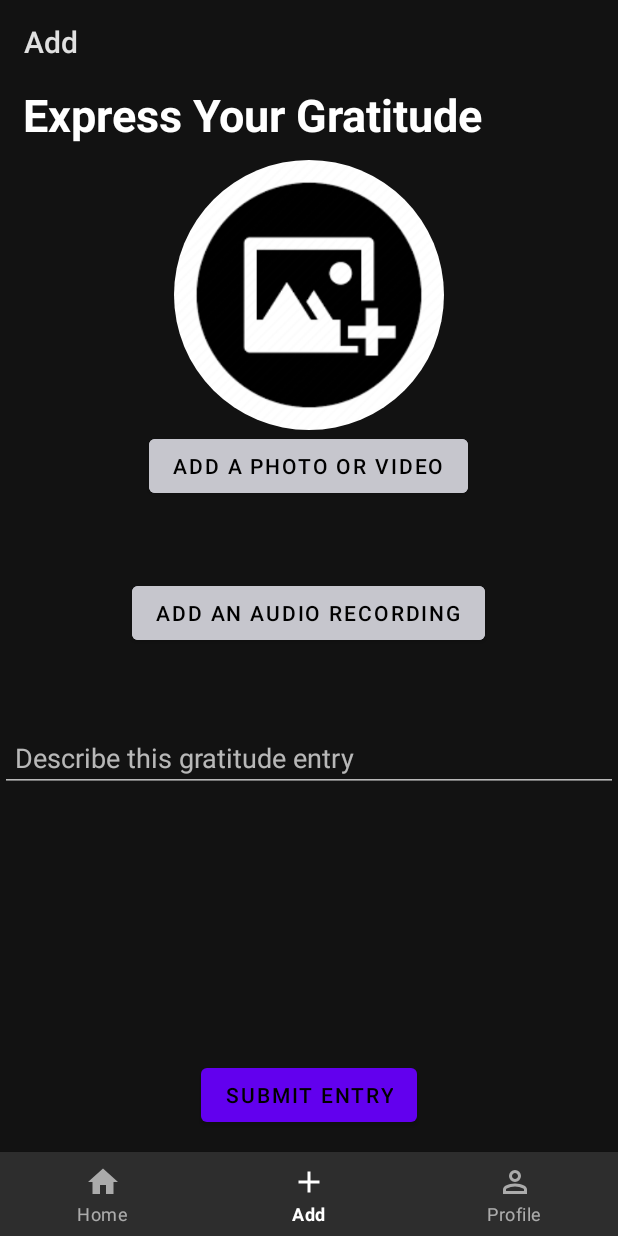
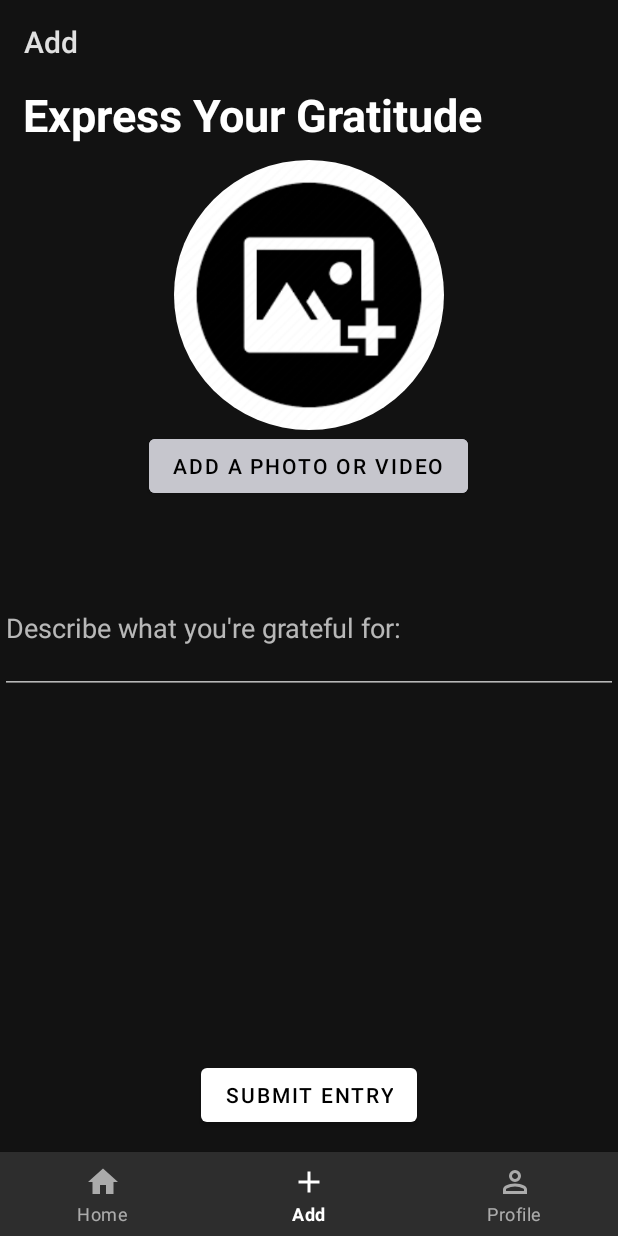
Before and after one commit to shadizx/blissful, an Android app: the AddFragment screen opened through its navigation route, on a phone screen of 412 x 824 dp. Run offline under Robolectric (Android 15) with nearby library versions, the phone set to English and light mode, and no system bars; our stand-ins replace Room's generated code, navigation-ui; plain views replace CircularImageView.

Commit message:
Refine add UI

```diff
--- a/app/src/main/AndroidManifest.xml
+++ b/app/src/main/AndroidManifest.xml
@@ -14,6 +14,7 @@
         tools:targetApi="31">
         <activity
             android:name=".MainActivity"
+            android:windowSoftInputMode="adjustPan"
             android:exported="true"
             android:label="@string/app_name">
             <intent-filter>
--- a/app/src/main/res/layout/fragment_add.xml
+++ b/app/src/main/res/layout/fragment_add.xml
@@ -16,7 +16,6 @@
         android:textStyle="bold" />
 
     <!-- Circular profile pic -->
-
     <com.mikhaellopez.circularimageview.CircularImageView
         android:layout_width="180dp"
         android:layout_height="180dp"
@@ -35,23 +34,15 @@
         android:backgroundTint="@android:color/system_neutral1_200"
         android:text="Add a Photo or Video" />
 
-
-    <Button
-        android:layout_width="wrap_content"
-        android:layout_height="wrap_content"
-        android:layout_gravity="center"
-        android:layout_marginTop="10dp"
-        android:backgroundTint="@android:color/system_neutral1_200"
-        android:layout_marginBottom="40dp"
-        android:text="Add an Audio Recording" />
-
     <EditText
         android:layout_width="match_parent"
         android:layout_height="wrap_content"
-        android:layout_marginTop="10dp"
-        android:paddingStart="10dp"
-        android:paddingEnd="10dp"
-        android:hint="Describe this gratitude entry" />
+        android:inputType="textMultiLine"
+        android:minLines="3"
+        android:maxLines="7"
+        android:hint="Describe what you're grateful for:"
+        />
+
 
     <Space
         android:layout_width="match_parent"
```
